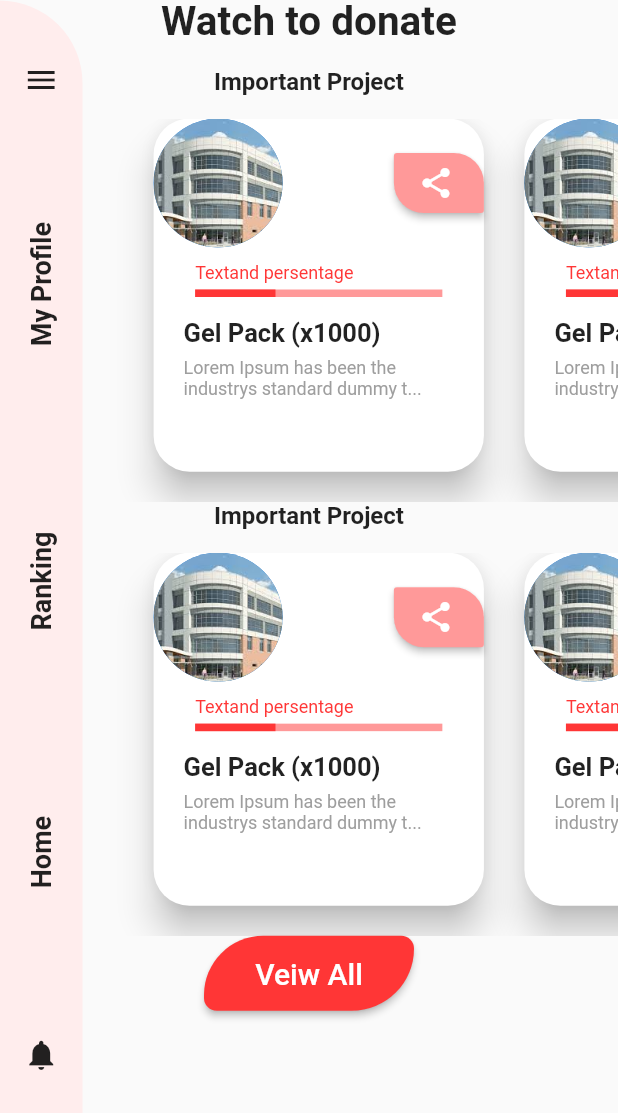
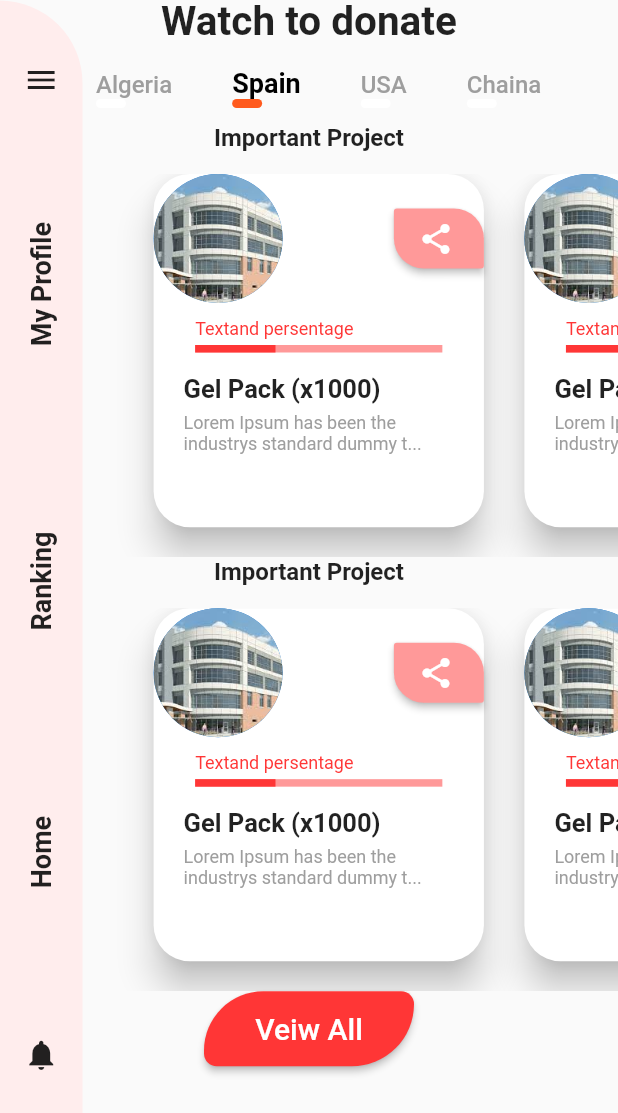
Before and after one commit to nassimiheb/Carety, a Flutter app: the screen it shows after launch, on a phone screen of 412 x 824 dp, the part 123-1236 px from its top. Run offline on Flutter 3.47's test engine with Material 2 defaults, Android fonts, the phone set to English and light mode, and no system bars; our stand-ins replace introduction_screen.

Commit message:
Countries bar search

```diff
--- a/lib/home_page.dart
+++ b/lib/home_page.dart
@@ -1,4 +1,5 @@
 import 'package:flutter/material.dart';
+import 'tabs.dart';
 
 class SlidingCardsView extends StatefulWidget {
   @override
@@ -47,6 +48,7 @@ class _SlidingCardsViewState extends State<SlidingCardsView> {
                 SizedBox(
                   height: 15,
                 ),
+                Tabs(),
 
                 Text(
                   "Important Project",
--- /dev/null
+++ b/lib/tabs.dart
@@ -0,0 +1,54 @@
+import 'package:flutter/material.dart';
+
+class Tabs extends StatelessWidget {
+  @override
+  Widget build(BuildContext context) {
+    return Row(
+      crossAxisAlignment: CrossAxisAlignment.end,
+      children: <Widget>[
+
+        SizedBox(width: 24),
+        MyTab(text: 'Algeria', isSelected: false),
+        MyTab(text: 'Spain', isSelected: true),
+        MyTab(text: 'USA', isSelected: false),
+        MyTab(text: 'Chaina', isSelected: false),
+      ],
+    );
+  }
+}
+
+class MyTab extends StatelessWidget {
+  final String text;
+  final bool isSelected;
+
+  const MyTab({Key key, @required this.isSelected, @required this.text})
+      : super(key: key);
+
+  @override
+  Widget build(BuildContext context) {
+    return Padding(
+      padding: const EdgeInsets.only(left : 40,bottom: 10),
+      child: Column(
+        crossAxisAlignment: CrossAxisAlignment.start,
+        children: <Widget>[
+          Text(
+            text,
+            style: TextStyle(
+              fontSize: isSelected ? 18 : 16,
+              color: isSelected ? Colors.black : Colors.grey,
+              fontWeight: isSelected ? FontWeight.w600 : FontWeight.w500,
+            ),
+          ),
+          Container(
+            height: 6,
+            width: 20,
+            decoration: BoxDecoration(
+              borderRadius: BorderRadius.circular(4),
+              color: isSelected ? Color(0xFFFF5A1D) : Colors.white,
+            ),
+          )
+        ],
+      ),
+    );
+  }
+}
```
